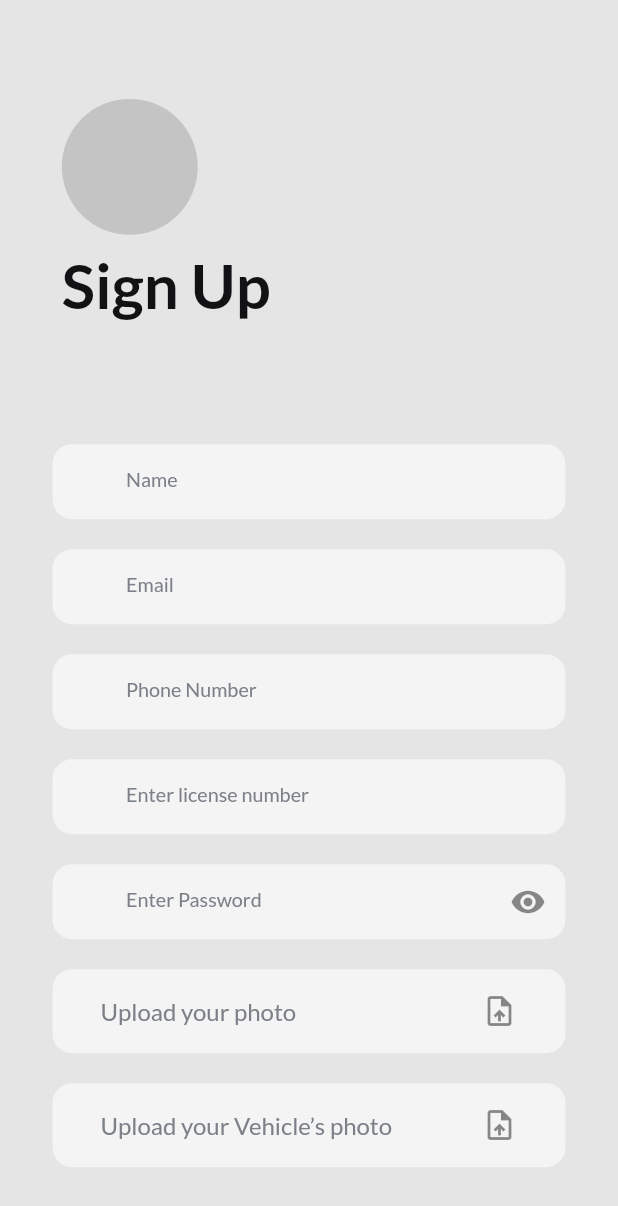
After one commit to Anthrapper/Etrip, a Flutter app: the HomeView screen opened by its route, after a tap on "SignUp Driver", on a phone screen of 412 x 824 dp. The commit adds this screen. Shown: the top 1206 px of the screen. Run offline on Flutter 3.47's test engine with Material 2 defaults, Android fonts, the phone set to English and light mode, and no system bars; our stand-ins replace carousel_slider, firebase_auth, firebase_core, flutter_secure_storage, form_field_validator, geolocator and 3 more; missing offline and left inert: pin_entry_text_field; accounts and stored records are empty.

Commit message:
#3 SignUp View for Driver

```diff
--- a/lib/app/modules/home/views/home_view.dart
+++ b/lib/app/modules/home/views/home_view.dart
@@ -208,6 +208,12 @@ class HomeView extends GetView<HomeController> {
                       await Get.toNamed(AppPages.VEHICLEFORM, arguments: vName);
                     },
                     child: Text('New Trip'),
+                  ),
+                  FlatButton(
+                    onPressed: () {
+                      Get.toNamed(AppPages.SIGNUP_DRIVER);
+                    },
+                    child: Text('SignUp Driver'),
                   ),
                   FlatButton(
                     onPressed: ()  {
--- /dev/null
+++ b/lib/app/modules/signup_driver/bindings/signup_driver_binding.dart
@@ -0,0 +1,11 @@
+import 'package:get/get.dart';
+import 'package:etrip/app/modules/signup_driver/controllers/signup_driver_controller.dart';
+
+class SignupDriverBinding extends Bindings {
+  @override
+  void dependencies() {
+    Get.lazyPut<SignupDriverController>(
+      () => SignupDriverController(),
+    );
+  }
+}
--- /dev/null
+++ b/lib/app/modules/signup_driver/controllers/signup_driver_controller.dart
@@ -0,0 +1,85 @@
+import 'package:etrip/app/data/Api/api_calls.dart';
+import 'package:etrip/app/data/Constants/api_data.dart';
+import 'package:etrip/app/data/Functions/otp_sender.dart';
+import 'package:etrip/app/routes/app_pages.dart';
+import 'package:flutter/cupertino.dart';
+import 'package:get/get.dart';
+
+class SignupDriverController extends GetxController {
+  TextEditingController username;
+  TextEditingController name;
+  TextEditingController confPass;
+  TextEditingController password;
+  var showText = true.obs;
+  var en = true.obs;
+  var ml = false.obs;
+  final formKey = GlobalKey<FormState>();
+
+  isPhone() async {
+    print('phone');
+    OtpSender().onVerifyCode(username.text);
+  }
+
+  isEmail() async {
+    print('mail');
+    await Get.offAllNamed(AppPages.LOGIN);
+    // CustomSnackbars().snackBar(
+    //     'Success',
+    //     'Your account has been created successfully. Activate your account by validating your email',
+    //     Icons.check);
+  }
+
+  Future doSignUp() async {
+    await ApiCalls().postRequest(
+      body: {
+        "username": username.text,
+        "name": name.text,
+        "password": password.text,
+      },
+      headers: ApiData.jsonHeader,
+      url: ApiData.signUp,
+    ).then((postData) async {
+      print(postData);
+      if (postData[0] == 201) {
+        GetUtils.isEmail(username.text) ? isEmail() : isPhone();
+      } else {
+        print(postData[0]);
+      }
+    });
+  }
+
+  obscure() {
+    print('called ');
+    print(showText.value);
+
+    if (showText.value == false) {
+      showText.value = true;
+    } else {
+      showText.value = false;
+    }
+  }
+
+  @override
+  void onInit() {
+    username = TextEditingController();
+    name = TextEditingController();
+    confPass = TextEditingController();
+    password = TextEditingController();
+    super.onInit();
+  }
+
+  @override
+  void onReady() {
+    super.onReady();
+  }
+
+  @override
+  void onClose() {
+    username?.dispose();
+    name?.dispose();
+    password?.dispose();
+    confPass?.dispose();
+    super.onClose();
+  }
+
+}
--- /dev/null
+++ b/lib/app/modules/signup_driver/views/signup_driver_view.dart
@@ -0,0 +1,193 @@
+import 'package:etrip/app/data/Widgets/customform.dart';
+import 'package:flutter/material.dart';
+import 'package:get/get.dart';
+import 'package:etrip/app/modules/signup_driver/controllers/signup_driver_controller.dart';
+import 'package:etrip/app/data/Constants/constants.dart';
+import 'package:etrip/app/data/Functions/hexcolors.dart';
+import 'package:etrip/app/data/Widgets/customwidgets.dart';
+
+class SignupDriverView extends GetView<SignupDriverController> {
+  @override
+  Widget build(BuildContext context) {
+    return Scaffold(
+      backgroundColor: HexColorUtils.getColorFromHex(
+        CustomColors.background,
+      ),
+      body: SafeArea(
+        child: SingleChildScrollView(
+          child: Column(
+            crossAxisAlignment: CrossAxisAlignment.start,
+            children: [
+              logo(),
+              heading(),
+              form(),
+              // upload(),
+              Padding(
+                padding: EdgeInsets.only(top: Get.height * 0.03, bottom: Get.height * 0.05),
+                child: button(),
+              ),
+            ],
+          ),
+        ),
+      ),
+    );
+  }
+
+  Widget logo() {
+    return Padding(
+      padding: EdgeInsets.fromLTRB(Get.width * 0.1, Get.height * 0.08, 0, 0),
+      child: CircleAvatar(
+        backgroundColor: HexColorUtils.getColorFromHex(
+          CustomColors.circleAvatar,
+        ),
+        radius: Get.width * 0.11,
+      ),
+    );
+  }
+
+  Widget heading() {
+    return Padding(
+      padding: EdgeInsets.fromLTRB(Get.width * 0.1, Get.height * 0.01, 0, 0),
+      child: Text(
+        'Sign Up',
+        style: CustomTextStyles().headingStyle,
+      ),
+    );
+  }
+
+  Widget button() {
+    return Center(
+      child: CustomButton(text: 'Submit', onpressed: () {}),
+    );
+  }
+
+  Widget form() {
+    return Padding(
+      padding:
+          EdgeInsets.only(top: Get.height * 0.1, bottom: Get.height * 0.03),
+      child: Form(
+        key: controller.formKey,
+        child: Column(
+          children: [
+            CustomTextField(
+              suffixChecker: true,
+              // controller: controller.name,
+              hintText: 'Name',
+              secureText: false,
+            ),
+            Padding(
+              padding: const EdgeInsets.fromLTRB(0, 20, 0, 0),
+              child: CustomTextField(
+                suffixChecker: true,
+                // controller: controller.username,
+                hintText: 'Email',
+                secureText: false,
+              ),
+            ),
+            Padding(
+              padding: const EdgeInsets.fromLTRB(0, 20, 0, 0),
+              child: CustomTextField(
+                suffixChecker: true,
+                // controller: controller.username,
+                hintText: 'Phone Number',
+                secureText: false,
+              ),
+            ),
+            Padding(
+              padding: const EdgeInsets.fromLTRB(0, 20, 0, 0),
+              child: CustomTextField(
+                suffixChecker: true,
+                // controller: controller.username,
+                hintText: 'Enter license number',
+                secureText: false,
+              ),
+            ),
+            Padding(
+              padding: const EdgeInsets.only(top: 20.0),
+              child: Obx(
+                () => CustomTextField(
+                  obsecure: controller.obscure,
+                  icon: Icons.visibility,
+                  suffixChecker: true,
+                  controller: controller.password,
+                  hintText: 'Enter Password',
+                  secureText: controller.showText.value,
+                ),
+              ),
+            ),
+            // Padding(
+            //   padding: const EdgeInsets.only(top: 20.0),
+            //   child: Obx(
+            //     () => CustomTextField(
+            //       obsecure: controller.obscure,
+            //       icon: Icons.visibility,
+            //       suffixChecker: true,
+            //       controller: controller.confPass,
+            //       hintText: 'Confirm Password',
+            //       secureText: controller.showText.value,
+            //     ),
+            //   ),
+            // ),
+            Padding(
+              padding: EdgeInsets.only(
+                  top: 20.0, right: Get.width * 0.085, left: Get.width * 0.085),
+              child: Container(
+                decoration: BoxDecoration(
+                  color: HexColorUtils.getColorFromHex(CustomColors.textField),
+                  borderRadius: BorderRadius.all(Radius.circular(13)),
+                ),
+                child: FlatButton(
+                  onPressed: () {},
+                  child: ListTile(
+                    title: Text(
+                      'Upload your photo',
+                      style: TextStyle(
+                        color: HexColorUtils.getColorFromHex(
+                            CustomColors.hintText),
+                      ),
+                    ),
+                    trailing: Icon(Icons.upload_file),
+                  ),
+                ),
+              ),
+            ),
+            Padding(
+              padding: EdgeInsets.only(
+                  top: 20.0, right: Get.width * 0.085, left: Get.width * 0.085),
+              child: Container(
+                decoration: BoxDecoration(
+                  color: HexColorUtils.getColorFromHex(CustomColors.textField),
+                  borderRadius: BorderRadius.all(Radius.circular(13)),
+                ),
+                child: FlatButton(
+                  onPressed: () {},
+                  child: ListTile(
+                    title: Text(
+                      'Upload your Vehicle’s photo',
+                      style: TextStyle(
+                        color: HexColorUtils.getColorFromHex(
+                            CustomColors.hintText),
+                      ),
+                    ),
+                    trailing: Icon(Icons.upload_file),
+                  ),
+                ),
+              ),
+            ),
+          ],
+        ),
+      ),
+    );
+  }
+
+  Widget upload() {
+    return Container(
+      width: 200,
+      color: Colors.red,
+      child: ListTile(
+        title: Text('Upload your photo'),
+        trailing: Icon(Icons.upload_file),
+      ),
+    );
+  }
+}
--- a/lib/app/routes/app_pages.dart
+++ b/lib/app/routes/app_pages.dart
@@ -1,3 +1,5 @@
+import 'package:etrip/app/modules/signup_driver/views/signup_driver_view.dart';
+import 'package:etrip/app/modules/signup_driver/bindings/signup_driver_binding.dart';
 import 'package:etrip/app/modules/vehicleform/views/vehicleform_view.dart';
 import 'package:etrip/app/modules/vehicleform/bindings/vehicleform_binding.dart';
 import 'package:etrip/app/modules/signup/views/signup_view.dart';
@@ -14,6 +16,7 @@ class AppPages {
   static const LOGIN = Routes.LOGIN;
   static const SIGNUP = Routes.SIGNUP;
   static const VEHICLEFORM = Routes.VEHICLEFORM;
+  static const SIGNUP_DRIVER = Routes.SIGNUP_DRIVER;
 
   static final routes = [
     GetPage(
@@ -36,5 +39,10 @@ class AppPages {
       page: () => VehicleformView(),
       binding: VehicleformBinding(),
     ),
+    GetPage(
+      name: Routes.SIGNUP_DRIVER,
+      page:()=> SignupDriverView(),
+      binding: SignupDriverBinding(),
+    ),
   ];
 }
--- a/lib/app/routes/app_routes.dart
+++ b/lib/app/routes/app_routes.dart
@@ -5,4 +5,5 @@ abstract class Routes {
   static const LOGIN = '/login';
   static const SIGNUP = '/signup';
   static const VEHICLEFORM = '/vehicleform';
+  static const SIGNUP_DRIVER = '/signup-driver';
 }
```
